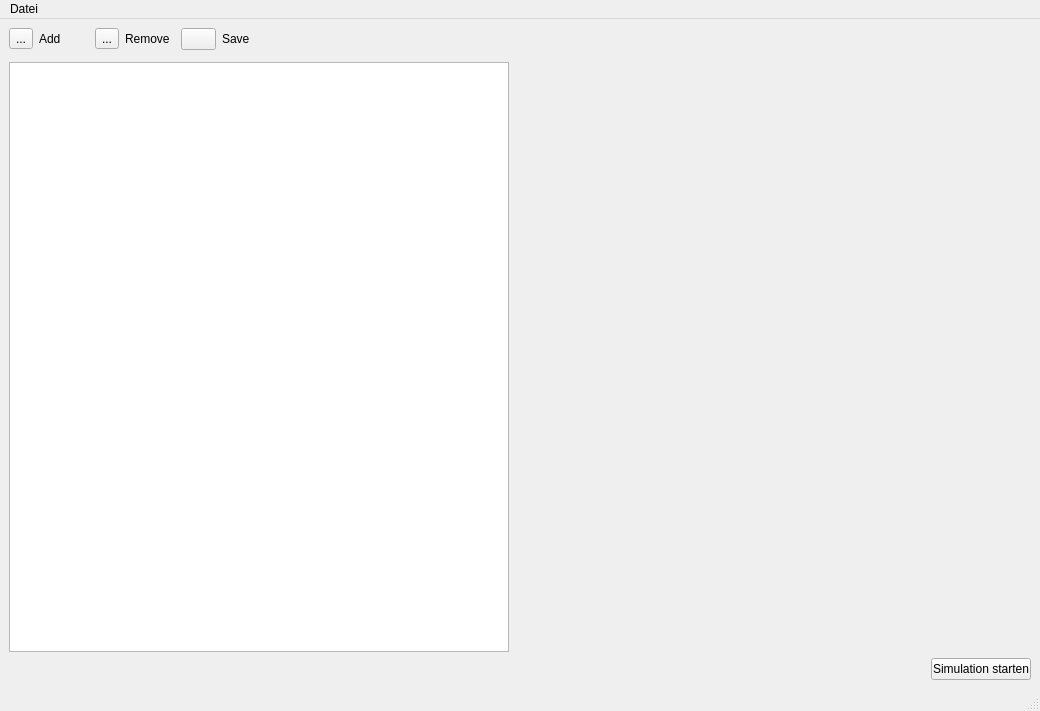
ChrFr/gui_vm, file src/gui_vm/view/qt_designed/main_window.ui: the form before one commit.
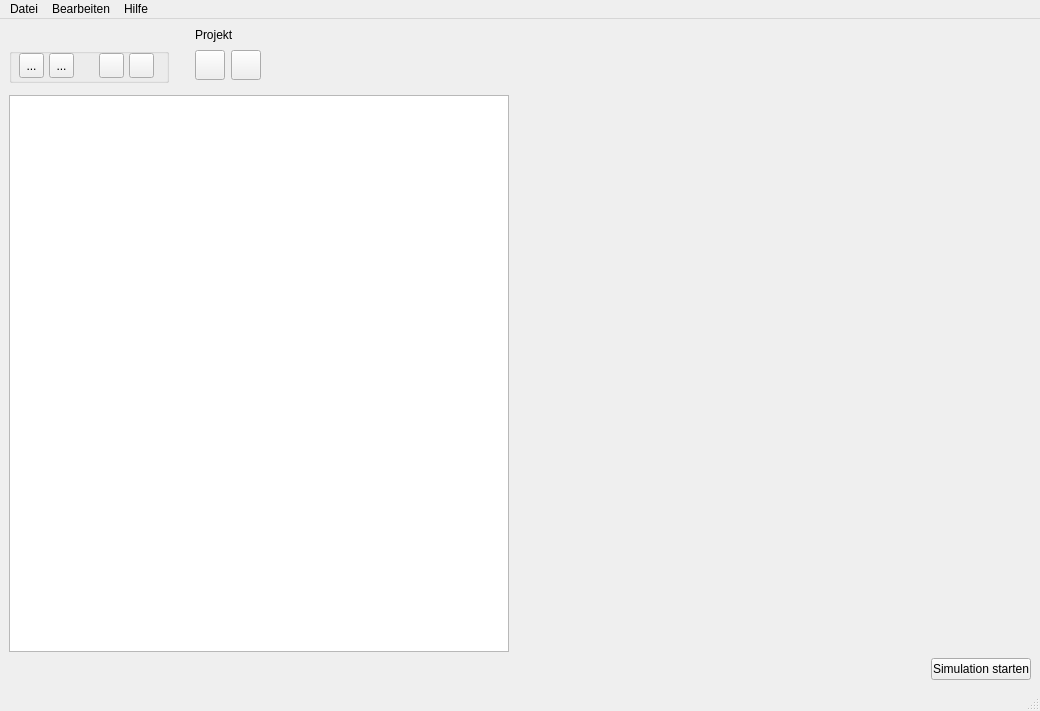
The form after the commit. Icons and pictures are not drawn.

```diff
--- a/src/gui_vm/view/qt_designed/main_window.ui
+++ b/src/gui_vm/view/qt_designed/main_window.ui
@@ -17,130 +17,6 @@
    <layout class="QHBoxLayout" name="horizontalLayout">
     <item>
      <layout class="QGridLayout" name="gridLayout">
-      <item row="6" column="1">
-       <layout class="QHBoxLayout" name="horizontalLayout_2">
-        <item>
-         <spacer name="horizontalSpacer">
-          <property name="orientation">
-           <enum>Qt::Horizontal</enum>
-          </property>
-          <property name="sizeHint" stdset="0">
-           <size>
-            <width>40</width>
-            <height>20</height>
-           </size>
-          </property>
-         </spacer>
-        </item>
-        <item>
-         <widget class="QPushButton" name="start_button">
-          <property name="maximumSize">
-           <size>
-            <width>100</width>
-            <height>16777215</height>
-           </size>
-          </property>
-          <property name="text">
-           <string>Simulation starten</string>
-          </property>
-         </widget>
-        </item>
-       </layout>
-      </item>
-      <item row="3" column="0">
-       <layout class="QGridLayout" name="gridLayout_4">
-        <item row="1" column="7">
-         <widget class="QLabel" name="label_3">
-          <property name="maximumSize">
-           <size>
-            <width>16777215</width>
-            <height>16777215</height>
-           </size>
-          </property>
-          <property name="text">
-           <string>Save </string>
-          </property>
-         </widget>
-        </item>
-        <item row="1" column="2">
-         <widget class="QToolButton" name="minus_button">
-          <property name="text">
-           <string>...</string>
-          </property>
-          <property name="icon">
-           <iconset resource="gui.qrc">
-            <normaloff>:/buttons/icons/minus.png</normaloff>:/buttons/icons/minus.png</iconset>
-          </property>
-         </widget>
-        </item>
-        <item row="1" column="0">
-         <widget class="QToolButton" name="plus_button">
-          <property name="text">
-           <string>...</string>
-          </property>
-          <property name="icon">
-           <iconset resource="gui.qrc">
-            <normaloff>:/buttons/icons/plus.png</normaloff>:/buttons/icons/plus.png</iconset>
-          </property>
-          <property name="iconSize">
-           <size>
-            <width>16</width>
-            <height>16</height>
-           </size>
-          </property>
-         </widget>
-        </item>
-        <item row="1" column="1">
-         <widget class="QLabel" name="label">
-          <property name="maximumSize">
-           <size>
-            <width>50</width>
-            <height>16777215</height>
-           </size>
-          </property>
-          <property name="text">
-           <string>Add </string>
-          </property>
-         </widget>
-        </item>
-        <item row="1" column="6">
-         <widget class="QPushButton" name="save_button">
-          <property name="maximumSize">
-           <size>
-            <width>35</width>
-            <height>35</height>
-           </size>
-          </property>
-          <property name="text">
-           <string/>
-          </property>
-          <property name="icon">
-           <iconset resource="gui.qrc">
-            <normaloff>:/buttons/icons/save.png</normaloff>:/buttons/icons/save.png</iconset>
-          </property>
-          <property name="iconSize">
-           <size>
-            <width>22</width>
-            <height>22</height>
-           </size>
-          </property>
-         </widget>
-        </item>
-        <item row="1" column="3">
-         <widget class="QLabel" name="label_2">
-          <property name="maximumSize">
-           <size>
-            <width>50</width>
-            <height>16777215</height>
-           </size>
-          </property>
-          <property name="text">
-           <string>Remove </string>
-          </property>
-         </widget>
-        </item>
-       </layout>
-      </item>
       <item row="5" column="0">
        <widget class="QTreeView" name="project_tree_view">
         <property name="maximumSize">
@@ -154,7 +30,7 @@
         </property>
        </widget>
       </item>
-      <item row="3" column="1" rowspan="3">
+      <item row="3" column="2" rowspan="3">
        <layout class="QVBoxLayout" name="details_layout">
         <item>
          <spacer name="horizontalSpacer_2">
@@ -171,6 +47,274 @@
         </item>
        </layout>
       </item>
+      <item row="3" column="0">
+       <layout class="QGridLayout" name="gridLayout_4">
+        <item row="1" column="9">
+         <spacer name="horizontalSpacer_3">
+          <property name="orientation">
+           <enum>Qt::Horizontal</enum>
+          </property>
+          <property name="sizeHint" stdset="0">
+           <size>
+            <width>40</width>
+            <height>20</height>
+           </size>
+          </property>
+         </spacer>
+        </item>
+        <item row="1" column="3">
+         <spacer name="horizontalSpacer_4">
+          <property name="orientation">
+           <enum>Qt::Horizontal</enum>
+          </property>
+          <property name="sizeType">
+           <enum>QSizePolicy::Fixed</enum>
+          </property>
+          <property name="sizeHint" stdset="0">
+           <size>
+            <width>20</width>
+            <height>20</height>
+           </size>
+          </property>
+         </spacer>
+        </item>
+        <item row="1" column="2">
+         <widget class="QGroupBox" name="context_button_group">
+          <property name="minimumSize">
+           <size>
+            <width>160</width>
+            <height>35</height>
+           </size>
+          </property>
+          <property name="title">
+           <string/>
+          </property>
+          <widget class="QToolButton" name="plus_button">
+           <property name="geometry">
+            <rect>
+             <x>10</x>
+             <y>5</y>
+             <width>25</width>
+             <height>25</height>
+            </rect>
+           </property>
+           <property name="toolTip">
+            <string>Hinzufügen</string>
+           </property>
+           <property name="text">
+            <string>...</string>
+           </property>
+           <property name="icon">
+            <iconset resource="gui.qrc">
+             <normaloff>:/buttons/icons/plus.png</normaloff>:/buttons/icons/plus.png</iconset>
+           </property>
+           <property name="iconSize">
+            <size>
+             <width>30</width>
+             <height>30</height>
+            </size>
+           </property>
+          </widget>
+          <widget class="QToolButton" name="minus_button">
+           <property name="geometry">
+            <rect>
+             <x>40</x>
+             <y>5</y>
+             <width>25</width>
+             <height>25</height>
+            </rect>
+           </property>
+           <property name="toolTip">
+            <string>Entfernen</string>
+           </property>
+           <property name="text">
+            <string>...</string>
+           </property>
+           <property name="icon">
+            <iconset resource="gui.qrc">
+             <normaloff>:/buttons/icons/minus.png</normaloff>:/buttons/icons/minus.png</iconset>
+           </property>
+           <property name="iconSize">
+            <size>
+             <width>30</width>
+             <height>30</height>
+            </size>
+           </property>
+          </widget>
+          <widget class="QPushButton" name="edit_button">
+           <property name="geometry">
+            <rect>
+             <x>90</x>
+             <y>5</y>
+             <width>25</width>
+             <height>25</height>
+            </rect>
+           </property>
+           <property name="maximumSize">
+            <size>
+             <width>16777215</width>
+             <height>16777215</height>
+            </size>
+           </property>
+           <property name="toolTip">
+            <string>Umbenennen</string>
+           </property>
+           <property name="locale">
+            <locale language="German" country="Germany"/>
+           </property>
+           <property name="text">
+            <string/>
+           </property>
+           <property name="icon">
+            <iconset resource="gui.qrc">
+             <normaloff>:/buttons/icons/edit.png</normaloff>:/buttons/icons/edit.png</iconset>
+           </property>
+           <property name="iconSize">
+            <size>
+             <width>21</width>
+             <height>21</height>
+            </size>
+           </property>
+          </widget>
+          <widget class="QPushButton" name="reset_button">
+           <property name="geometry">
+            <rect>
+             <x>120</x>
+             <y>5</y>
+             <width>25</width>
+             <height>25</height>
+            </rect>
+           </property>
+           <property name="toolTip">
+            <string>Zurücksetzen</string>
+           </property>
+           <property name="text">
+            <string/>
+           </property>
+           <property name="icon">
+            <iconset resource="gui.qrc">
+             <normaloff>:/buttons/icons/reset.png</normaloff>:/buttons/icons/reset.png</iconset>
+           </property>
+           <property name="iconSize">
+            <size>
+             <width>21</width>
+             <height>21</height>
+            </size>
+           </property>
+          </widget>
+         </widget>
+        </item>
+        <item row="1" column="5">
+         <layout class="QHBoxLayout" name="horizontalLayout_3">
+          <item>
+           <widget class="QPushButton" name="open_button">
+            <property name="minimumSize">
+             <size>
+              <width>0</width>
+              <height>0</height>
+             </size>
+            </property>
+            <property name="maximumSize">
+             <size>
+              <width>30</width>
+              <height>30</height>
+             </size>
+            </property>
+            <property name="text">
+             <string/>
+            </property>
+            <property name="icon">
+             <iconset resource="gui.qrc">
+              <normaloff>:/buttons/icons/open.svg</normaloff>:/buttons/icons/open.svg</iconset>
+            </property>
+            <property name="iconSize">
+             <size>
+              <width>60</width>
+              <height>60</height>
+             </size>
+            </property>
+           </widget>
+          </item>
+          <item>
+           <widget class="QPushButton" name="save_button">
+            <property name="maximumSize">
+             <size>
+              <width>30</width>
+              <height>30</height>
+             </size>
+            </property>
+            <property name="toolTip">
+             <string>Projekt speichern</string>
+            </property>
+            <property name="text">
+             <string/>
+            </property>
+            <property name="icon">
+             <iconset resource="gui.qrc">
+              <normaloff>:/buttons/icons/save.png</normaloff>:/buttons/icons/save.png</iconset>
+            </property>
+            <property name="iconSize">
+             <size>
+              <width>24</width>
+              <height>28</height>
+             </size>
+            </property>
+           </widget>
+          </item>
+         </layout>
+        </item>
+        <item row="0" column="2">
+         <widget class="QLabel" name="button_group_label">
+          <property name="maximumSize">
+           <size>
+            <width>16777215</width>
+            <height>16777215</height>
+           </size>
+          </property>
+          <property name="text">
+           <string/>
+          </property>
+         </widget>
+        </item>
+        <item row="0" column="5">
+         <widget class="QLabel" name="label">
+          <property name="text">
+           <string>Projekt</string>
+          </property>
+         </widget>
+        </item>
+       </layout>
+      </item>
+      <item row="6" column="2">
+       <layout class="QHBoxLayout" name="horizontalLayout_2">
+        <item>
+         <spacer name="horizontalSpacer">
+          <property name="orientation">
+           <enum>Qt::Horizontal</enum>
+          </property>
+          <property name="sizeHint" stdset="0">
+           <size>
+            <width>40</width>
+            <height>20</height>
+           </size>
+          </property>
+         </spacer>
+        </item>
+        <item>
+         <widget class="QPushButton" name="start_button">
+          <property name="maximumSize">
+           <size>
+            <width>100</width>
+            <height>16777215</height>
+           </size>
+          </property>
+          <property name="text">
+           <string>Simulation starten</string>
+          </property>
+         </widget>
+        </item>
+       </layout>
+      </item>
      </layout>
     </item>
    </layout>
@@ -194,7 +338,23 @@
     <addaction name="separator"/>
     <addaction name="actionBeenden"/>
    </widget>
+   <widget class="QMenu" name="menuBearbeiten">
+    <property name="title">
+     <string>Bearbeiten</string>
+    </property>
+    <addaction name="actionNeues_Szenario"/>
+    <addaction name="separator"/>
+    <addaction name="actionProjekteinstellungen"/>
+   </widget>
+   <widget class="QMenu" name="menuHilfe">
+    <property name="title">
+     <string>Hilfe</string>
+    </property>
+    <addaction name="actionInfo"/>
+   </widget>
    <addaction name="menuDatei"/>
+   <addaction name="menuBearbeiten"/>
+   <addaction name="menuHilfe"/>
   </widget>
   <widget class="QStatusBar" name="statusbar"/>
   <action name="actionBeenden">
```
Left out of the diff: 15 changed lines with no effect on the pictures.
